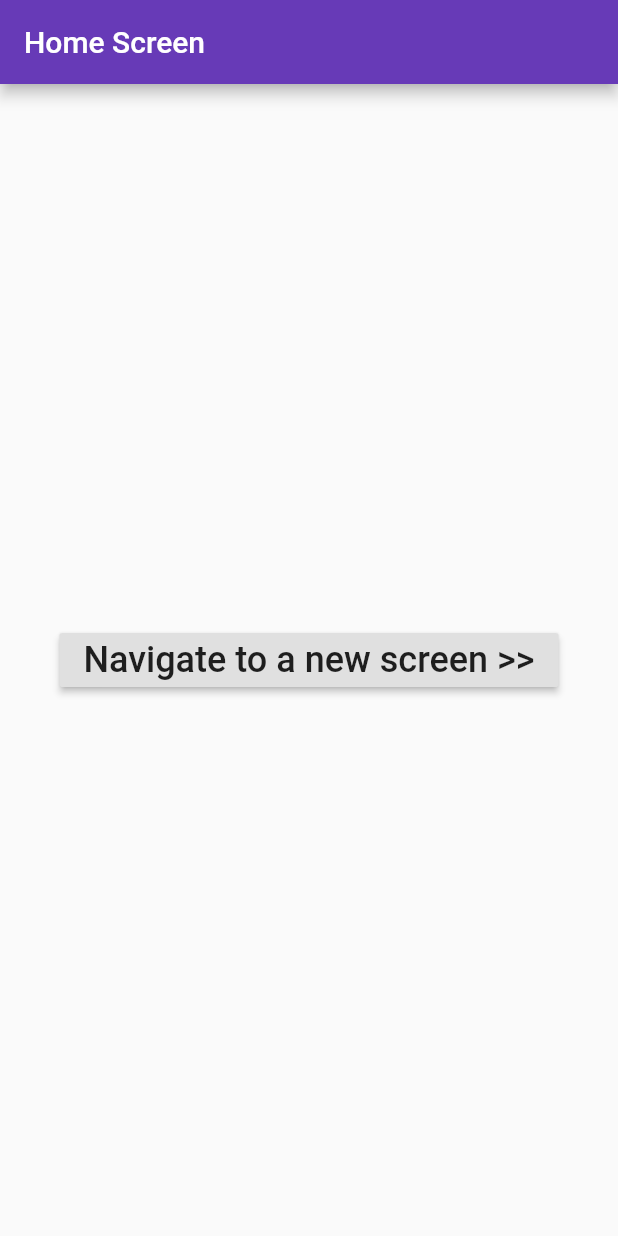
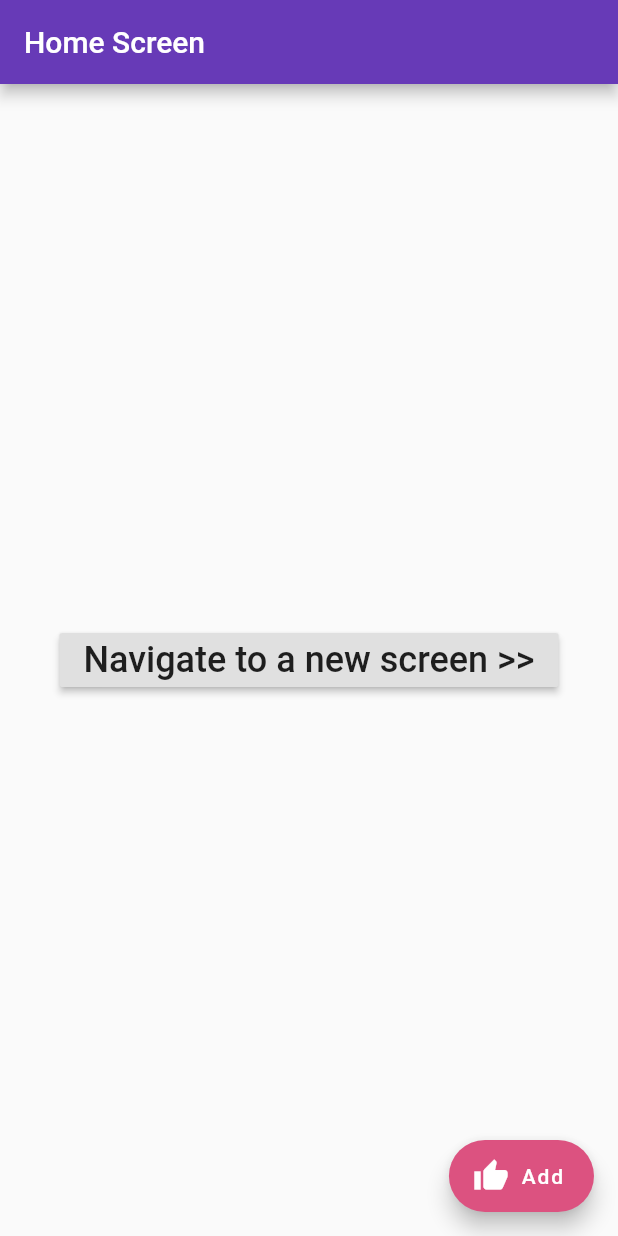
Before and after one commit to AiluielenA/flutter_project, a Flutter app: the screen it shows after launch, on a phone screen of 412 x 824 dp. Run offline on Flutter 3.47's test engine with Material 2 defaults, Android fonts, the phone set to English and light mode, and no system bars.

Commit message:
add button to first page

```diff
--- a/lib/FirstPage.dart
+++ b/lib/FirstPage.dart
@@ -20,6 +20,14 @@ class FirstPage extends StatelessWidget {
           },
         ),
       ),
+      floatingActionButton: FloatingActionButton.extended(
+        onPressed: () {
+          // Add your onPressed code here!
+        },
+        label: const Text('Add'),
+        icon: const Icon(Icons.thumb_up),
+        backgroundColor: const Color.fromARGB(255, 220, 82, 128),
+      ),
     );
   }
 
```
